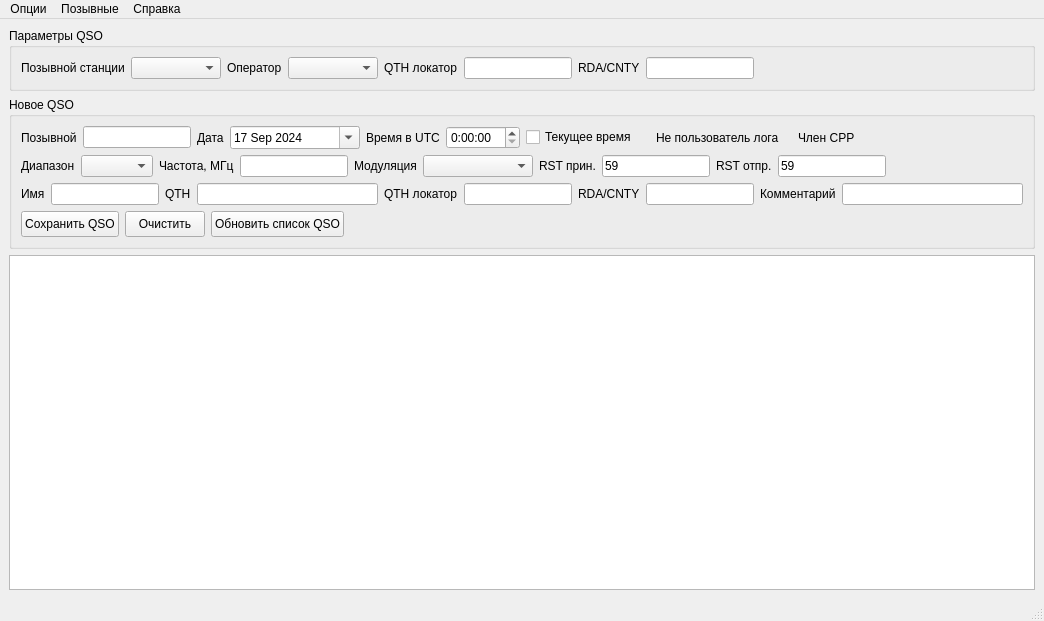
Old version of the form mainwindow.ui in the repository qsosu/logger.
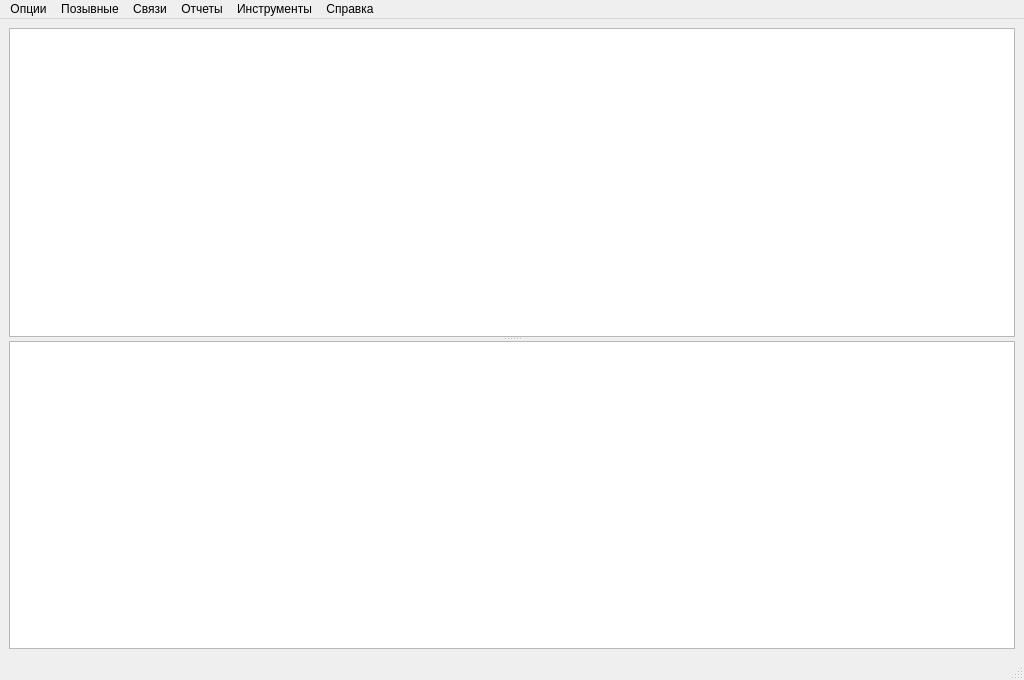
New version of the form. Icons and pictures are not drawn.

What changed in the file:
```diff
--- a/mainwindow.ui
+++ b/mainwindow.ui
@@ -6,10 +6,16 @@
    <rect>
     <x>0</x>
     <y>0</y>
-    <width>1044</width>
-    <height>621</height>
+    <width>1024</width>
+    <height>680</height>
    </rect>
   </property>
+  <property name="minimumSize">
+   <size>
+    <width>1024</width>
+    <height>0</height>
+   </size>
+  </property>
   <property name="windowTitle">
    <string>MainWindow</string>
   </property>
@@ -17,706 +23,81 @@
    <iconset resource="resources.qrc">
     <normaloff>:/resources/images/icon32.ico</normaloff>:/resources/images/icon32.ico</iconset>
   </property>
+  <property name="documentMode">
+   <bool>false</bool>
+  </property>
+  <property name="dockNestingEnabled">
+   <bool>false</bool>
+  </property>
   <widget class="QWidget" name="centralwidget">
-   <layout class="QGridLayout" name="gridLayout_2">
-    <item row="1" column="0">
-     <widget class="QGroupBox" name="groupBox">
-      <property name="title">
-       <string>Новое QSO</string>
+   <layout class="QVBoxLayout" name="verticalLayout_2">
+    <item>
+     <layout class="QVBoxLayout" name="verticalLayout">
+      <property name="spacing">
+       <number>0</number>
       </property>
-      <layout class="QGridLayout" name="gridLayout">
-       <item row="0" column="0">
-        <layout class="QHBoxLayout" name="horizontalLayout" stretch="0,0,0,0,0,0,0,0,0,0,0,0">
-         <property name="sizeConstraint">
-          <enum>QLayout::SetDefaultConstraint</enum>
-         </property>
-         <item>
-          <widget class="QLabel" name="callsignLabel">
-           <property name="text">
-            <string>Позывной</string>
-           </property>
-          </widget>
-         </item>
-         <item>
-          <widget class="QLineEdit" name="callInput">
-           <property name="sizePolicy">
-            <sizepolicy hsizetype="Maximum" vsizetype="Fixed">
-             <horstretch>0</horstretch>
-             <verstretch>0</verstretch>
-            </sizepolicy>
-           </property>
-           <property name="minimumSize">
-            <size>
-             <width>0</width>
-             <height>0</height>
-            </size>
-           </property>
-           <property name="inputMask">
-            <string/>
-           </property>
-           <property name="text">
-            <string/>
-           </property>
-           <property name="cursorPosition">
-            <number>0</number>
-           </property>
-          </widget>
-         </item>
-         <item>
-          <widget class="QLabel" name="label_2">
-           <property name="text">
-            <string>Дата</string>
-           </property>
-          </widget>
-         </item>
-         <item>
-          <widget class="QDateEdit" name="dateInput">
-           <property name="minimumSize">
-            <size>
-             <width>130</width>
-             <height>0</height>
-            </size>
-           </property>
-           <property name="calendarPopup">
-            <bool>true</bool>
-           </property>
-           <property name="date">
-            <date>
-             <year>2024</year>
-             <month>9</month>
-             <day>17</day>
-            </date>
-           </property>
-          </widget>
-         </item>
-         <item>
-          <widget class="QLabel" name="label_3">
-           <property name="text">
-            <string>Время в UTC</string>
-           </property>
-          </widget>
-         </item>
-         <item>
-          <widget class="QTimeEdit" name="timeEdit">
-           <property name="displayFormat">
-            <string>H:mm:ss</string>
-           </property>
-          </widget>
-         </item>
-         <item>
-          <widget class="QCheckBox" name="showCurrentTime">
-           <property name="text">
-            <string>Текущее время</string>
-           </property>
-          </widget>
-         </item>
-         <item alignment="Qt::AlignLeft">
-          <widget class="QLabel" name="QSOSUUserIcon">
-           <property name="textFormat">
-            <enum>Qt::AutoText</enum>
-           </property>
-           <property name="pixmap">
-            <pixmap resource="resources.qrc">:/resources/images/no_loguser.png</pixmap>
-           </property>
-           <property name="scaledContents">
-            <bool>false</bool>
-           </property>
-           <property name="wordWrap">
-            <bool>false</bool>
-           </property>
-          </widget>
-         </item>
-         <item>
-          <widget class="QLabel" name="QSOSUUserLabel">
-           <property name="text">
-            <string>Не пользователь лога</string>
-           </property>
-          </widget>
-         </item>
-         <item>
-          <widget class="QLabel" name="SRRIcon">
-           <property name="text">
-            <string/>
-           </property>
-           <property name="pixmap">
-            <pixmap resource="resources.qrc">:/resources/images/srr_user.png</pixmap>
-           </property>
-          </widget>
-         </item>
-         <item alignment="Qt::AlignLeft">
-          <widget class="QLabel" name="SRRLabel">
-           <property name="text">
-            <string>Член СРР</string>
-           </property>
-          </widget>
-         </item>
-         <item>
-          <spacer name="horizontalSpacer_3">
-           <property name="orientation">
-            <enum>Qt::Horizontal</enum>
-           </property>
-           <property name="sizeHint" stdset="0">
-            <size>
-             <width>40</width>
-             <height>20</height>
-            </size>
-           </property>
-          </spacer>
-         </item>
-        </layout>
-       </item>
-       <item row="1" column="0">
-        <layout class="QHBoxLayout" name="horizontalLayout_2">
-         <item>
-          <widget class="QLabel" name="label_4">
-           <property name="text">
-            <string>Диапазон</string>
-           </property>
-          </widget>
-         </item>
-         <item>
-          <widget class="QComboBox" name="bandCombo">
-           <property name="sizePolicy">
-            <sizepolicy hsizetype="Maximum" vsizetype="Fixed">
-             <horstretch>0</horstretch>
-             <verstretch>0</verstretch>
-            </sizepolicy>
-           </property>
-           <property name="minimumSize">
-            <size>
-             <width>0</width>
-             <height>0</height>
-            </size>
-           </property>
-           <property name="currentText">
-            <string/>
-           </property>
-          </widget>
-         </item>
-         <item>
-          <widget class="QLabel" name="label_5">
-           <property name="text">
-            <string>Частота, МГц</string>
-           </property>
-          </widget>
-         </item>
-         <item>
-          <widget class="QLineEdit" name="freqInput">
-           <property name="sizePolicy">
-            <sizepolicy hsizetype="Maximum" vsizetype="Fixed">
-             <horstretch>0</horstretch>
-             <verstretch>0</verstretch>
-            </sizepolicy>
-           </property>
-           <property name="minimumSize">
-            <size>
-             <width>0</width>
-             <height>0</height>
-            </size>
-           </property>
-           <property name="clearButtonEnabled">
-            <bool>false</bool>
-           </property>
-          </widget>
-         </item>
-         <item>
-          <widget class="QLabel" name="label_6">
-           <property name="text">
-            <string>Модуляция</string>
-           </property>
-          </widget>
-         </item>
-         <item>
-          <widget class="QComboBox" name="modeCombo">
-           <property name="sizePolicy">
-            <sizepolicy hsizetype="Maximum" vsizetype="Fixed">
-             <horstretch>0</horstretch>
-             <verstretch>0</verstretch>
-            </sizepolicy>
-           </property>
-           <property name="minimumSize">
-            <size>
-             <width>0</width>
-             <height>22</height>
-            </size>
-           </property>
-           <property name="maximumSize">
-            <size>
-             <width>16777215</width>
-             <height>100</height>
-            </size>
-           </property>
-           <property name="autoFillBackground">
-            <bool>false</bool>
-           </property>
-           <property name="styleSheet">
-            <string notr="true"/>
-           </property>
-           <property name="inputMethodHints">
-            <set>Qt::ImhNone</set>
-           </property>
-           <property name="currentText">
-            <string/>
-           </property>
-           <property name="currentIndex">
-            <number>-1</number>
-           </property>
-           <property name="maxVisibleItems">
-            <number>50</number>
-           </property>
-           <property name="maxCount">
-            <number>210</number>
-           </property>
-           <property name="minimumContentsLength">
-            <number>10</number>
-           </property>
-           <property name="frame">
-            <bool>true</bool>
-           </property>
-           <property name="modelColumn">
-            <number>0</number>
-           </property>
-           <item>
-            <property name="text">
-             <string/>
-            </property>
-           </item>
-          </widget>
-         </item>
-         <item>
-          <widget class="QLabel" name="label_7">
-           <property name="text">
-            <string>RST прин.</string>
-           </property>
-          </widget>
-         </item>
-         <item>
-          <widget class="QLineEdit" name="rstrInput">
-           <property name="sizePolicy">
-            <sizepolicy hsizetype="Maximum" vsizetype="Fixed">
-             <horstretch>0</horstretch>
-             <verstretch>0</verstretch>
-            </sizepolicy>
-           </property>
-           <property name="minimumSize">
-            <size>
-             <width>30</width>
-             <height>0</height>
-            </size>
-           </property>
-           <property name="text">
-            <string>59</string>
-           </property>
-           <property name="maxLength">
-            <number>3</number>
-           </property>
-           <property name="cursorPosition">
-            <number>2</number>
-           </property>
-          </widget>
-         </item>
-         <item>
-          <widget class="QLabel" name="label_8">
-           <property name="text">
-            <string>RST отпр.</string>
-           </property>
-          </widget>
-         </item>
-         <item>
-          <widget class="QLineEdit" name="rstsInput">
-           <property name="sizePolicy">
-            <sizepolicy hsizetype="Maximum" vsizetype="Fixed">
-             <horstretch>0</horstretch>
-             <verstretch>0</verstretch>
-            </sizepolicy>
-           </property>
-           <property name="minimumSize">
-            <size>
-             <width>30</width>
-             <height>0</height>
-            </size>
-           </property>
-           <property name="text">
-            <string>59</string>
-           </property>
-           <property name="maxLength">
-            <number>3</number>
-           </property>
-          </widget>
-         </item>
-         <item>
-          <spacer name="horizontalSpacer_4">
-           <property name="orientation">
-            <enum>Qt::Horizontal</enum>
-           </property>
-           <property name="sizeHint" stdset="0">
-            <size>
-             <width>40</width>
-             <height>20</height>
-            </size>
-           </property>
-          </spacer>
-         </item>
-        </layout>
-       </item>
-       <item row="2" column="0">
-        <layout class="QHBoxLayout" name="horizontalLayout_3">
-         <item>
-          <widget class="QLabel" name="label_11">
-           <property name="text">
-            <string>Имя</string>
-           </property>
-          </widget>
-         </item>
-         <item>
-          <widget class="QLineEdit" name="nameInput">
-           <property name="sizePolicy">
-            <sizepolicy hsizetype="Preferred" vsizetype="Fixed">
-             <horstretch>0</horstretch>
-             <verstretch>0</verstretch>
-            </sizepolicy>
-           </property>
-           <property name="minimumSize">
-            <size>
-             <width>0</width>
-             <height>0</height>
-            </size>
-           </property>
-           <property name="inputMethodHints">
-            <set>Qt::ImhNone</set>
-           </property>
-          </widget>
-         </item>
-         <item>
-          <widget class="QLabel" name="label_10">
-           <property name="text">
-            <string>QTH</string>
-           </property>
-          </widget>
-         </item>
-         <item>
-          <widget class="QLineEdit" name="qthInput">
-           <property name="sizePolicy">
-            <sizepolicy hsizetype="Expanding" vsizetype="Fixed">
-             <horstretch>2</horstretch>
-             <verstretch>0</verstretch>
-            </sizepolicy>
-           </property>
-           <property name="minimumSize">
-            <size>
-             <width>0</width>
-             <height>0</height>
-            </size>
-           </property>
-          </widget>
-         </item>
-         <item>
-          <widget class="QLabel" name="label_9">
-           <property name="text">
-            <string>QTH локатор</string>
-           </property>
-          </widget>
-         </item>
-         <item>
-          <widget class="QLineEdit" name="gridsquareInput">
-           <property name="sizePolicy">
-            <sizepolicy hsizetype="Maximum" vsizetype="Fixed">
-             <horstretch>0</horstretch>
-             <verstretch>0</verstretch>
-            </sizepolicy>
-           </property>
-           <property name="minimumSize">
-            <size>
-             <width>0</width>
-             <height>0</height>
-            </size>
-           </property>
-           <property name="inputMethodHints">
-            <set>Qt::ImhNone</set>
-           </property>
-          </widget>
-         </item>
-         <item>
-          <widget class="QLabel" name="label_20">
-           <property name="text">
-            <string>RDA/CNTY</string>
-           </property>
-          </widget>
-         </item>
-         <item>
-          <widget class="QLineEdit" name="cntyInput">
-           <property name="inputMethodHints">
-            <set>Qt::ImhNone</set>
-           </property>
-          </widget>
-         </item>
-         <item>
-          <widget class="QLabel" name="label_15">
-           <property name="text">
-            <string>Комментарий</string>
-           </property>
-          </widget>
-         </item>
-         <item>
-          <widget class="QLineEdit" name="commentInput">
-           <property name="sizePolicy">
-            <sizepolicy hsizetype="Expanding" vsizetype="Fixed">
-             <horstretch>2</horstretch>
-             <verstretch>0</verstretch>
-            </sizepolicy>
-           </property>
-           <property name="minimumSize">
-            <size>
-             <width>0</width>
-             <height>0</height>
-            </size>
-           </property>
-          </widget>
-         </item>
-        </layout>
-       </item>
-       <item row="3" column="0">
-        <layout class="QHBoxLayout" name="horizontalLayout_7">
-         <item>
-          <widget class="QPushButton" name="saveQsoButton">
-           <property name="minimumSize">
-            <size>
-             <width>0</width>
-             <height>26</height>
-            </size>
-           </property>
-           <property name="text">
-            <string>Сохранить QSO</string>
-           </property>
-           <property name="icon">
-            <iconset resource="resources.qrc">
-             <normaloff>:/resources/images/check.svg</normaloff>:/resources/images/check.svg</iconset>
-           </property>
-           <property name="iconSize">
-            <size>
-             <width>15</width>
-             <height>15</height>
-            </size>
-           </property>
-          </widget>
-         </item>
-         <item>
-          <widget class="QPushButton" name="clearQsoButton">
-           <property name="minimumSize">
-            <size>
-             <width>0</width>
-             <height>26</height>
-            </size>
-           </property>
-           <property name="text">
-            <string>Очистить</string>
-           </property>
-           <property name="icon">
-            <iconset resource="resources.qrc">
-             <normaloff>:/resources/images/arrow-rotate-left.svg</normaloff>:/resources/images/arrow-rotate-left.svg</iconset>
-           </property>
-           <property name="iconSize">
-            <size>
-             <width>15</width>
-             <height>15</height>
-            </size>
-           </property>
-          </widget>
-         </item>
-         <item>
-          <widget class="QPushButton" name="refreshButton">
-           <property name="minimumSize">
-            <size>
-             <width>0</width>
-             <height>26</height>
-            </size>
-           </property>
-           <property name="text">
-            <string>Обновить список QSO</string>
-           </property>
-           <property name="icon">
-            <iconset resource="resources.qrc">
-             <normaloff>:/resources/images/arrows-rotate.svg</normaloff>:/resources/images/arrows-rotate.svg</iconset>
-           </property>
-           <property name="iconSize">
-            <size>
-             <width>15</width>
-             <height>15</height>
-            </size>
-           </property>
-          </widget>
-         </item>
-         <item>
-          <spacer name="horizontalSpacer_6">
-           <property name="orientation">
-            <enum>Qt::Horizontal</enum>
-           </property>
-           <property name="sizeHint" stdset="0">
-            <size>
-             <width>40</width>
-             <height>20</height>
-            </size>
-           </property>
-          </spacer>
-         </item>
-        </layout>
-       </item>
-      </layout>
-     </widget>
-    </item>
-    <item row="0" column="0">
-     <widget class="QGroupBox" name="groupBox_2">
-      <property name="sizePolicy">
-       <sizepolicy hsizetype="Preferred" vsizetype="Preferred">
-        <horstretch>3</horstretch>
-        <verstretch>0</verstretch>
-       </sizepolicy>
+      <property name="sizeConstraint">
+       <enum>QLayout::SetFixedSize</enum>
       </property>
-      <property name="minimumSize">
-       <size>
-        <width>0</width>
-        <height>50</height>
-       </size>
-      </property>
-      <property name="title">
-       <string>Параметры QSO</string>
-      </property>
-      <layout class="QVBoxLayout" name="verticalLayout">
-       <item>
-        <layout class="QHBoxLayout" name="horizontalLayout_4">
-         <item>
-          <widget class="QLabel" name="label_12">
-           <property name="text">
-            <string>Позывной станции</string>
-           </property>
-          </widget>
-         </item>
-         <item>
-          <widget class="QComboBox" name="stationCallsignCombo">
-           <property name="minimumSize">
-            <size>
-             <width>90</width>
-             <height>0</height>
-            </size>
-           </property>
-           <property name="maximumSize">
-            <size>
-             <width>90</width>
-             <height>16777215</height>
-            </size>
-           </property>
-          </widget>
-         </item>
-         <item>
-          <widget class="QLabel" name="label_13">
-           <property name="text">
-            <string>Оператор</string>
-           </property>
-          </widget>
-         </item>
-         <item>
-          <widget class="QComboBox" name="operatorCombo">
-           <property name="minimumSize">
-            <size>
-             <width>90</width>
-             <height>0</height>
-            </size>
-           </property>
-           <property name="maximumSize">
-            <size>
-             <width>90</width>
-             <height>16777215</height>
-            </size>
-           </property>
-          </widget>
-         </item>
-         <item>
-          <widget class="QLabel" name="label_14">
-           <property name="text">
-            <string>QTH локатор</string>
-           </property>
-          </widget>
-         </item>
-         <item>
-          <widget class="QLineEdit" name="qthlocEdit">
-           <property name="enabled">
-            <bool>true</bool>
-           </property>
-           <property name="sizePolicy">
-            <sizepolicy hsizetype="Preferred" vsizetype="Fixed">
-             <horstretch>0</horstretch>
-             <verstretch>0</verstretch>
-            </sizepolicy>
-           </property>
-          </widget>
-         </item>
-         <item>
-          <widget class="QLabel" name="label_16">
-           <property name="text">
-            <string>RDA/CNTY</string>
-           </property>
-          </widget>
-         </item>
-         <item>
-          <widget class="QLineEdit" name="rdaEdit">
-           <property name="enabled">
-            <bool>true</bool>
-           </property>
-           <property name="sizePolicy">
-            <sizepolicy hsizetype="Preferred" vsizetype="Fixed">
-             <horstretch>0</horstretch>
-             <verstretch>0</verstretch>
-            </sizepolicy>
-           </property>
-          </widget>
-         </item>
-         <item>
-          <spacer name="horizontalSpacer_8">
-           <property name="orientation">
-            <enum>Qt::Horizontal</enum>
-           </property>
-           <property name="sizeHint" stdset="0">
-            <size>
-             <width>40</width>
-             <height>20</height>
-            </size>
-           </property>
-          </spacer>
-         </item>
-        </layout>
-       </item>
-      </layout>
-     </widget>
+     </layout>
     </item>
-    <item row="2" column="0">
-     <widget class="QTableView" name="tableView">
-      <property name="sortingEnabled">
-       <bool>false</bool>
+    <item>
+     <widget class="QSplitter" name="splitter">
+      <property name="orientation">
+       <enum>Qt::Vertical</enum>
       </property>
-      <attribute name="horizontalHeaderCascadingSectionResizes">
-       <bool>false</bool>
-      </attribute>
-      <attribute name="horizontalHeaderMinimumSectionSize">
-       <number>10</number>
-      </attribute>
-      <attribute name="horizontalHeaderDefaultSectionSize">
-       <number>20</number>
-      </attribute>
-      <attribute name="horizontalHeaderShowSortIndicator" stdset="0">
-       <bool>false</bool>
-      </attribute>
-      <attribute name="horizontalHeaderStretchLastSection">
-       <bool>true</bool>
-      </attribute>
-      <attribute name="verticalHeaderVisible">
-       <bool>false</bool>
-      </attribute>
-      <attribute name="verticalHeaderDefaultSectionSize">
-       <number>24</number>
-      </attribute>
-      <attribute name="verticalHeaderShowSortIndicator" stdset="0">
-       <bool>false</bool>
-      </attribute>
+      <widget class="QTableView" name="tableView">
+       <property name="minimumSize">
+        <size>
+         <width>0</width>
+         <height>0</height>
+        </size>
+       </property>
+       <property name="sortingEnabled">
+        <bool>false</bool>
+       </property>
+       <attribute name="horizontalHeaderCascadingSectionResizes">
+        <bool>false</bool>
+       </attribute>
+       <attribute name="horizontalHeaderMinimumSectionSize">
+        <number>10</number>
+       </attribute>
+       <attribute name="horizontalHeaderDefaultSectionSize">
+        <number>20</number>
+       </attribute>
+       <attribute name="horizontalHeaderShowSortIndicator" stdset="0">
+        <bool>false</bool>
+       </attribute>
+       <attribute name="horizontalHeaderStretchLastSection">
+        <bool>true</bool>
+       </attribute>
+       <attribute name="verticalHeaderVisible">
+        <bool>false</bool>
+       </attribute>
+       <attribute name="verticalHeaderDefaultSectionSize">
+        <number>24</number>
+       </attribute>
+       <attribute name="verticalHeaderShowSortIndicator" stdset="0">
+        <bool>false</bool>
+       </attribute>
+      </widget>
+      <widget class="QTableView" name="prevQSOtableView">
+       <attribute name="horizontalHeaderMinimumSectionSize">
+        <number>10</number>
+       </attribute>
+       <attribute name="horizontalHeaderDefaultSectionSize">
+        <number>20</number>
+       </attribute>
+       <attribute name="horizontalHeaderStretchLastSection">
+        <bool>false</bool>
+       </attribute>
+       <attribute name="verticalHeaderVisible">
+        <bool>false</bool>
+       </attribute>
+       <attribute name="verticalHeaderDefaultSectionSize">
+        <number>24</number>
+       </attribute>
+      </widget>
      </widget>
     </item>
    </layout>
@@ -726,7 +107,7 @@
     <rect>
      <x>0</x>
      <y>0</y>
-     <width>1044</width>
+     <width>1024</width>
      <height>22</height>
     </rect>
    </property>
@@ -755,8 +136,46 @@
     <addaction name="separator"/>
     <addaction name="actionAbout"/>
    </widget>
+   <widget class="QMenu" name="menu_4">
+    <property name="title">
+     <string>Связи</string>
+    </property>
+    <addaction name="actionConfirmQSOs"/>
+    <addaction name="actionUploadQSOs"/>
+    <addaction name="separator"/>
+    <addaction name="actionImportADIF"/>
+    <addaction name="actionExportADIF"/>
+   </widget>
+   <widget class="QMenu" name="menu_5">
+    <property name="title">
+     <string>Инструменты</string>
+    </property>
+    <addaction name="actionShowMap"/>
+    <addaction name="actionPreviosQSO"/>
+    <addaction name="separator"/>
+    <addaction name="actionUpdatePrefix"/>
+    <addaction name="actionCheckCountry"/>
+    <addaction name="separator"/>
+    <addaction name="actionShowSpots"/>
+    <addaction name="actionReportSun"/>
+    <addaction name="separator"/>
+    <addaction name="actionChats"/>
+   </widget>
+   <widget class="QMenu" name="menu_6">
+    <property name="title">
+     <string>Отчеты</string>
+    </property>
+    <addaction name="actionReportCountry"/>
+    <addaction name="actionReportContinent"/>
+    <addaction name="actionReportBands"/>
+    <addaction name="actionReportModes"/>
+    <addaction name="separator"/>
+   </widget>
    <addaction name="menu"/>
    <addaction name="menu_2"/>
+   <addaction name="menu_4"/>
+   <addaction name="menu_6"/>
+   <addaction name="menu_5"/>
    <addaction name="menu_3"/>
   </widget>
   <widget class="QStatusBar" name="statusbar"/>
```
Left out of the diff: 96 changed lines with no effect on the pictures.
